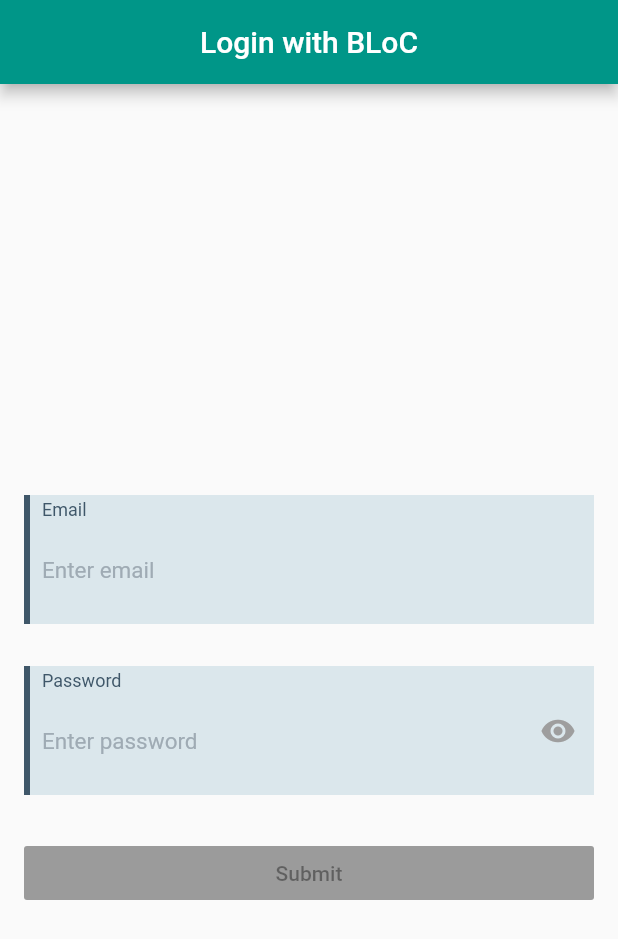
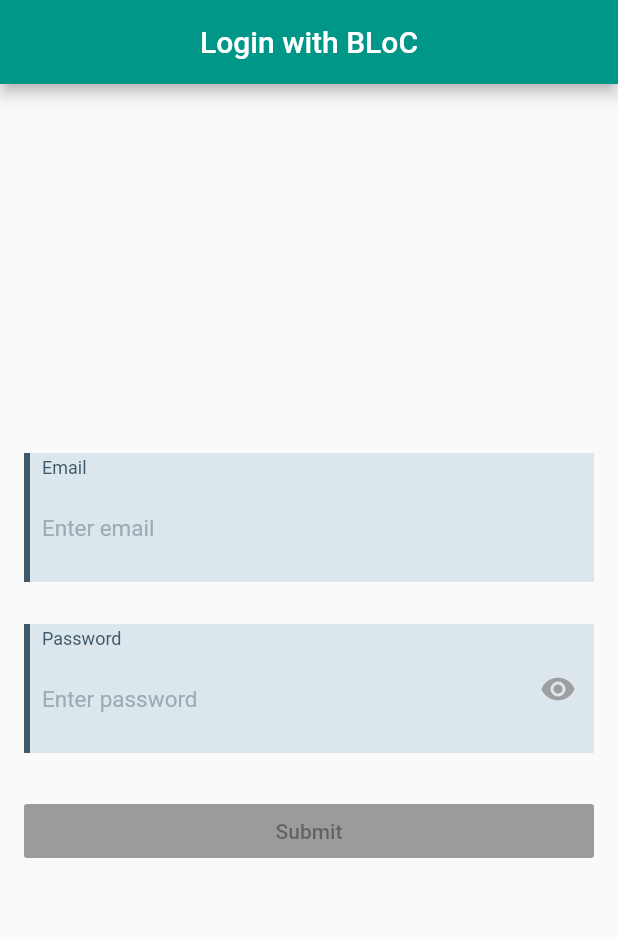
Before and after one commit to FabianVarela/flutter_login_types, a Flutter app: the screen it shows after launch, on a phone screen of 412 x 824 dp. Shown: the top 939 px of the screen. Run offline on Flutter 3.47's test engine with Material 2 defaults, Android fonts, the light colour scheme and no system bars; our stand-ins replace rxdart.

Commit message:
Adding controllers dispose, remove single child scroll and add resize to avoid padding

```diff
--- a/lib/ui/login_ui.dart
+++ b/lib/ui/login_ui.dart
@@ -20,6 +20,9 @@ class _LoginUIState extends State<LoginUI> {
 
   @override
   void dispose() {
+    _textEmailController.dispose();
+    _textPasswordController.dispose();
+
     bloc.dispose();
     super.dispose();
   }
@@ -37,19 +40,21 @@ class _LoginUIState extends State<LoginUI> {
 
           return Scaffold(
             key: _scaffoldKey,
+            resizeToAvoidBottomPadding: true,
             appBar: AppBar(
               title: Text("Login with BLoC"),
               centerTitle: true,
             ),
-            body: SingleChildScrollView(
-              child: Stack(
+            body: Stack(
               children: <Widget>[
                 Container(
+                  alignment: Alignment.center,
                   height: MediaQuery.of(context).size.height,
                   padding: EdgeInsets.all(16),
                   child: Column(
+                    mainAxisAlignment: MainAxisAlignment.center,
                     mainAxisSize: MainAxisSize.max,
-                      mainAxisAlignment: MainAxisAlignment.center,
+                    //shrinkWrap: true,
                     children: <Widget>[
                       StreamBuilder<String>(
                         stream: bloc.email,
@@ -120,7 +125,6 @@ class _LoginUIState extends State<LoginUI> {
                 )
               ],
             ),
-            ),
           );
         }
       },
```
Lines whose indentation alone changed are shown as unchanged.
